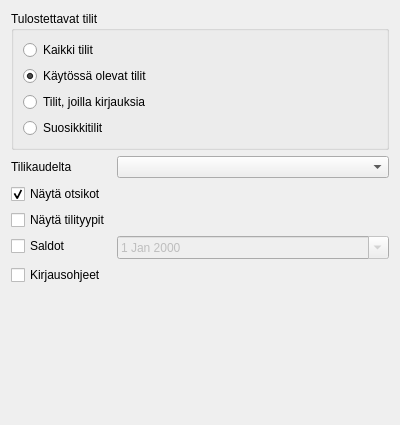
The window that kitsas/raportti/tilikarttaraportti.ui (artoh/kitupiikki) describes before a commit, drawn with Qt 5.
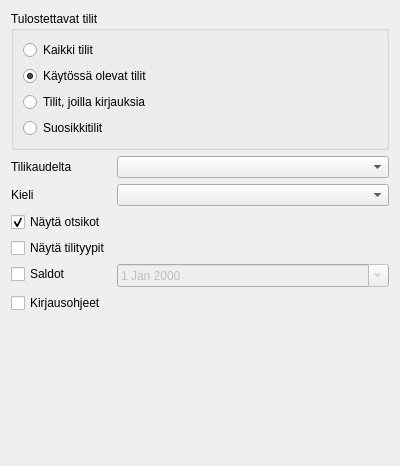
The same window after the commit. Icons and pictures are not drawn.

The edit to the form file:
```diff
--- a/kitsas/raportti/tilikarttaraportti.ui
+++ b/kitsas/raportti/tilikarttaraportti.ui
@@ -7,7 +7,7 @@
     <x>0</x>
     <y>0</y>
     <width>400</width>
-    <height>425</height>
+    <height>466</height>
    </rect>
   </property>
   <property name="windowTitle">
@@ -88,7 +88,7 @@
      <item row="0" column="1">
       <widget class="QComboBox" name="tilikaudeltaCombo"/>
      </item>
-     <item row="2" column="0">
+     <item row="3" column="0">
       <widget class="QCheckBox" name="tilityypitCheck">
        <property name="text">
         <string>Näytä tilityypit</string>
@@ -99,7 +99,7 @@
        </property>
       </widget>
      </item>
-     <item row="3" column="0">
+     <item row="4" column="0">
       <widget class="QCheckBox" name="saldotCheck">
        <property name="text">
         <string>Saldot</string>
@@ -110,7 +110,7 @@
        </property>
       </widget>
      </item>
-     <item row="3" column="1">
+     <item row="4" column="1">
       <widget class="QDateEdit" name="saldotDate">
        <property name="enabled">
         <bool>false</bool>
@@ -120,7 +120,7 @@
        </property>
       </widget>
      </item>
-     <item row="4" column="0">
+     <item row="5" column="0">
       <widget class="QCheckBox" name="kirjausohjeet">
        <property name="text">
         <string>Kirjausohjeet</string>
@@ -131,7 +131,7 @@
        </property>
       </widget>
      </item>
-     <item row="1" column="0">
+     <item row="2" column="0">
       <widget class="QCheckBox" name="otsikotCheck">
        <property name="text">
         <string>Näytä otsikot</string>
@@ -145,6 +145,20 @@
        </property>
       </widget>
      </item>
+     <item row="1" column="0">
+      <widget class="QLabel" name="label_2">
+       <property name="text">
+        <string>Kieli</string>
+       </property>
+      </widget>
+     </item>
+     <item row="1" column="1">
+      <widget class="QComboBox" name="kieliCombo">
+       <property name="Vaihtoehdot" stdset="0">
+        <string/>
+       </property>
+      </widget>
+     </item>
     </layout>
    </item>
    <item>
```
